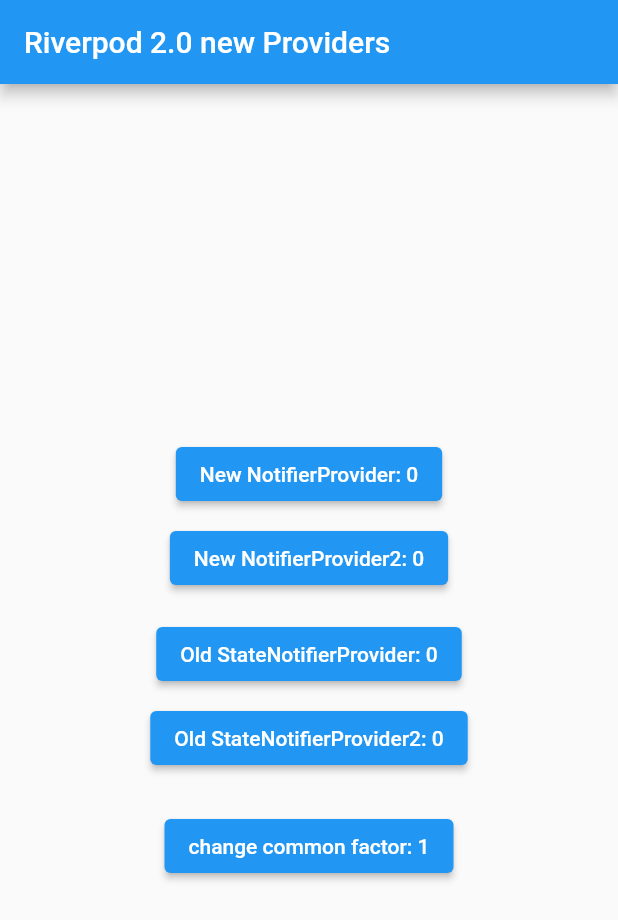
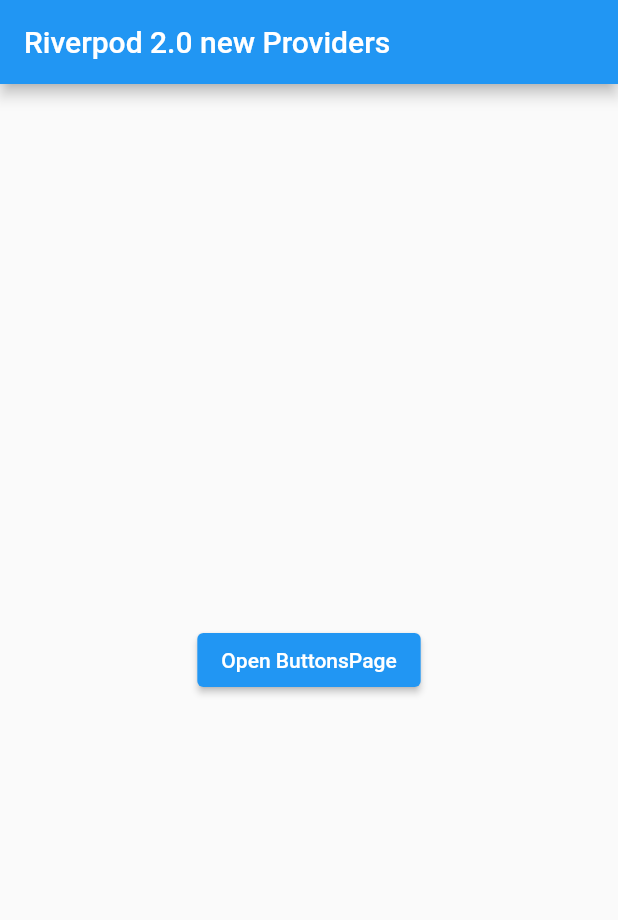
Before and after one commit to schilken/state_notifier_vs_notifier, a Flutter app: the screen it shows after launch, on a phone screen of 412 x 824 dp. Shown: the top 920 px of the screen. Run offline on Flutter 3.47's test engine with Material 2 defaults, Android fonts, the phone set to English and light mode, and no system bars; our stand-ins replace flutter_riverpod.

Commit message:
add navigation from HomePage to ButtonsPgae

```diff
--- a/lib/main.dart
+++ b/lib/main.dart
@@ -1,3 +1,4 @@
+// ignore_for_file: public_member_api_docs, sort_constructors_first
 import 'package:flutter/material.dart';
 import 'package:flutter_riverpod/flutter_riverpod.dart';
 
@@ -27,13 +28,46 @@
       theme: ThemeData(
         primarySwatch: Colors.blue,
       ),
-      home: const MyHomePage(title: 'Riverpod 2.0 new Providers'),
+      home: const HomePage(title: 'Riverpod 2.0 new Providers'),
     );
   }
 }
 
-class MyHomePage extends ConsumerWidget {
-  const MyHomePage({super.key, required this.title});
+class HomePage extends StatelessWidget {
+  const HomePage({
+    Key? key,
+    required this.title,
+  }) : super(key: key);
+
+  final String title;
+
+  @override
+  Widget build(BuildContext context) {
+    return Scaffold(
+      appBar: AppBar(
+        title: Text(title),
+      ),
+      body: Center(
+        child: ElevatedButton(
+          onPressed: () {
+            Navigator.of(context).push(
+              MaterialPageRoute(
+//        fullscreenDialog: true,
+                builder: (_) => ButtonsPage(title: title),
+              ),
+            );
+          },
+          child: const Text(
+            'Open ButtonsPage',
+          ),
+        ),
+      ),
+    );
+  }
+}
+
+class ButtonsPage extends ConsumerWidget {
+  const ButtonsPage({super.key, required this.title});
 
   final String title;
 
@@ -61,7 +95,7 @@
                 ref.read(newCounterProvider2.notifier).increment();
               },
               child: Text(
-                'New NotifierProvider2: ${ref.watch(newCounterProvider2)}',
+                'New AutoDisposeNotifierProvider: ${ref.watch(newCounterProvider2)}',
               ),
             ),
             const SizedBox(height: 16),
@@ -79,7 +113,7 @@
                 ref.read(oldCounterProvider2.notifier).increment();
               },
               child: Text(
-                'Old StateNotifierProvider2: ${ref.watch(oldCounterProvider2)}',
+                'Old StateNotifierProvider.autoDispose: ${ref.watch(oldCounterProvider2)}',
               ),
             ),
             const SizedBox(height: 24),
@@ -88,7 +122,7 @@
                 ref.read(dependencyProvider.notifier).increment();
               },
               child: Text(
-                'change common factor: ${ref.watch(dependencyProvider)}',
+                'Change common delta: ${ref.watch(dependencyProvider)}',
               ),
             ),
           ],
```
